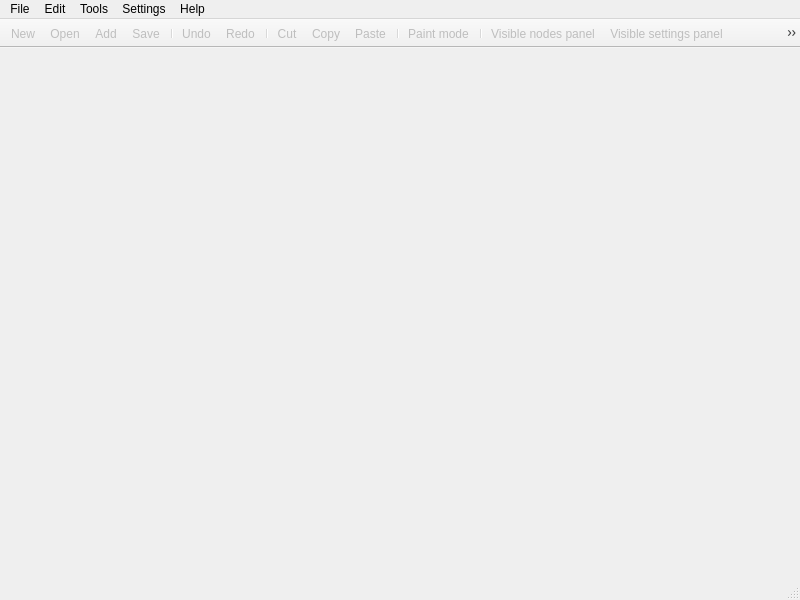
The window that main_window.ui (pimenov-and/ByteMachine) describes before a commit, drawn with Qt 5.
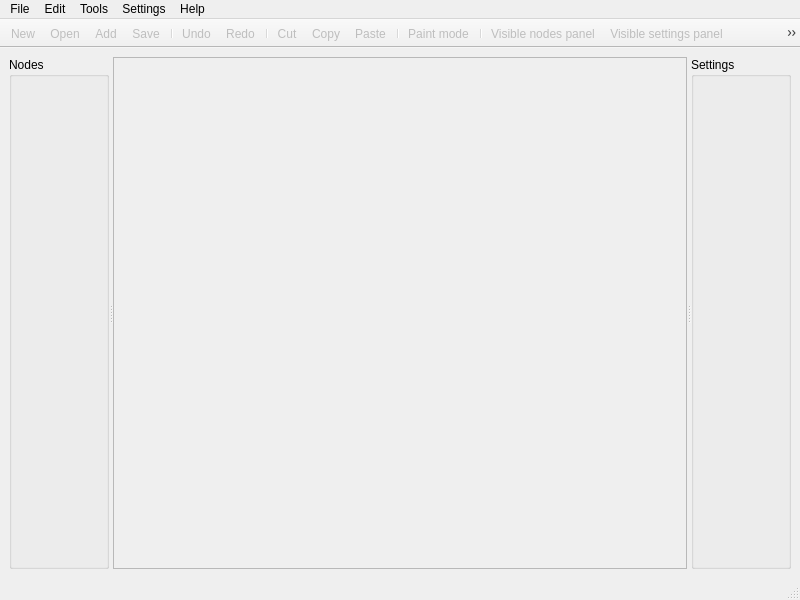
The same window after the commit. Icons and pictures are not drawn.

Commit message:
Доработка интерфейса главного окна
Добавление панелей узлов-нодов, дизайнера и панели свойств объекта

Diff of the .ui file:
```diff
--- a/main_window.ui
+++ b/main_window.ui
@@ -16,7 +16,48 @@
   <property name="windowTitle">
    <string>ByteMachine</string>
   </property>
-  <widget class="QWidget" name="centralwidget"/>
+  <widget class="QWidget" name="centralwidget">
+   <layout class="QHBoxLayout" name="horizontalLayout">
+    <item>
+     <widget class="QSplitter" name="splitter">
+      <property name="orientation">
+       <enum>Qt::Horizontal</enum>
+      </property>
+      <widget class="QGroupBox" name="groupBoxNodes_">
+       <property name="title">
+        <string>Nodes</string>
+       </property>
+      </widget>
+      <widget class="QScrollArea" name="scrollAreaDesigner_">
+       <property name="sizePolicy">
+        <sizepolicy hsizetype="Expanding" vsizetype="Expanding">
+         <horstretch>1</horstretch>
+         <verstretch>0</verstretch>
+        </sizepolicy>
+       </property>
+       <property name="widgetResizable">
+        <bool>true</bool>
+       </property>
+       <widget class="QWidget" name="scrollAreaWidgetContents">
+        <property name="geometry">
+         <rect>
+          <x>0</x>
+          <y>0</y>
+          <width>570</width>
+          <height>503</height>
+         </rect>
+        </property>
+       </widget>
+      </widget>
+      <widget class="QGroupBox" name="groupBoxSettings_">
+       <property name="title">
+        <string>Settings</string>
+       </property>
+      </widget>
+     </widget>
+    </item>
+   </layout>
+  </widget>
   <widget class="QMenuBar" name="menu_">
    <property name="geometry">
     <rect>
```
The commit also changes 1 other file.
